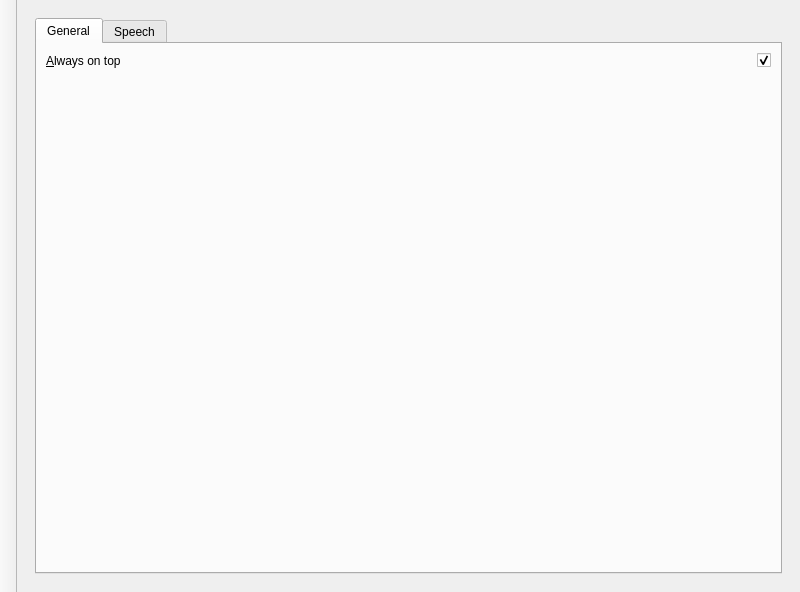
myszha/qt-ponies, file src/configwindow.ui: the form before one commit.
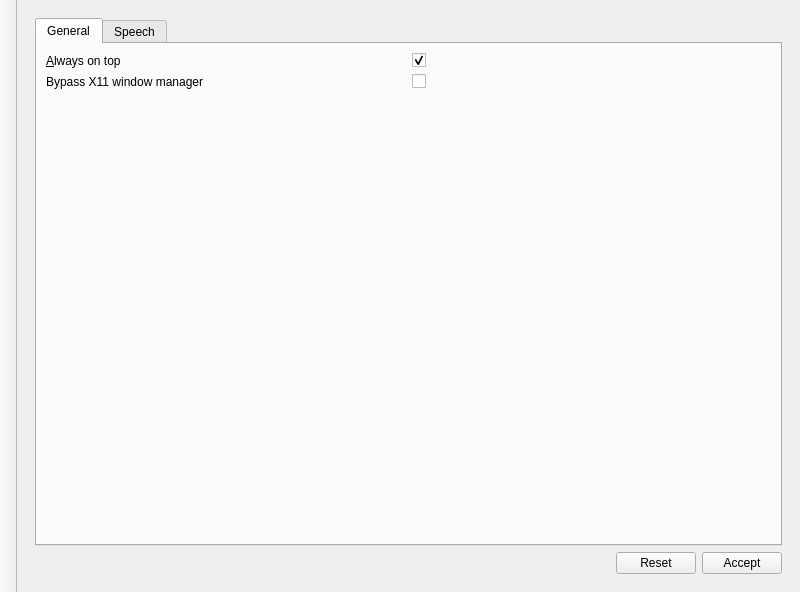
The form after the commit. The open tabs and pages were chosen to show the change.

```diff
--- a/src/configwindow.ui
+++ b/src/configwindow.ui
@@ -230,7 +230,7 @@
       </widget>
       <widget class="QWidget" name="configpage">
        <layout class="QGridLayout" name="gridLayout_6">
-        <item row="0" column="0">
+        <item row="0" column="0" colspan="3">
          <widget class="QTabWidget" name="tabWidget">
           <property name="currentIndex">
            <number>1</number>
@@ -249,7 +249,7 @@
                </sizepolicy>
               </property>
               <property name="layoutDirection">
-               <enum>Qt::RightToLeft</enum>
+               <enum>Qt::LeftToRight</enum>
               </property>
               <property name="text">
                <string/>
@@ -262,7 +262,7 @@
               </property>
              </widget>
             </item>
-            <item row="2" column="0" colspan="2">
+            <item row="3" column="0" colspan="2">
              <spacer name="verticalSpacer_4">
               <property name="orientation">
                <enum>Qt::Vertical</enum>
@@ -285,6 +285,20 @@
               </property>
              </widget>
             </item>
+            <item row="2" column="0">
+             <widget class="QLabel" name="label_bypass_wm">
+              <property name="text">
+               <string>Bypass X11 window manager</string>
+              </property>
+             </widget>
+            </item>
+            <item row="2" column="1">
+             <widget class="QCheckBox" name="x11_bypass_wm">
+              <property name="text">
+               <string/>
+              </property>
+             </widget>
+            </item>
            </layout>
           </widget>
           <widget class="QWidget" name="tab_2">
@@ -400,6 +414,33 @@
           </widget>
          </widget>
         </item>
+        <item row="1" column="0">
+         <spacer name="horizontalSpacer">
+          <property name="orientation">
+           <enum>Qt::Horizontal</enum>
+          </property>
+          <property name="sizeHint" stdset="0">
+           <size>
+            <width>40</width>
+            <height>20</height>
+           </size>
+          </property>
+         </spacer>
+        </item>
+        <item row="1" column="2">
+         <widget class="QPushButton" name="acceptsettings">
+          <property name="text">
+           <string>Accept</string>
+          </property>
+         </widget>
+        </item>
+        <item row="1" column="1">
+         <widget class="QPushButton" name="resetsettings">
+          <property name="text">
+           <string>Reset</string>
+          </property>
+         </widget>
+        </item>
        </layout>
       </widget>
      </widget>
```
Left out of the diff: 148 changed lines with no effect on the pictures.
